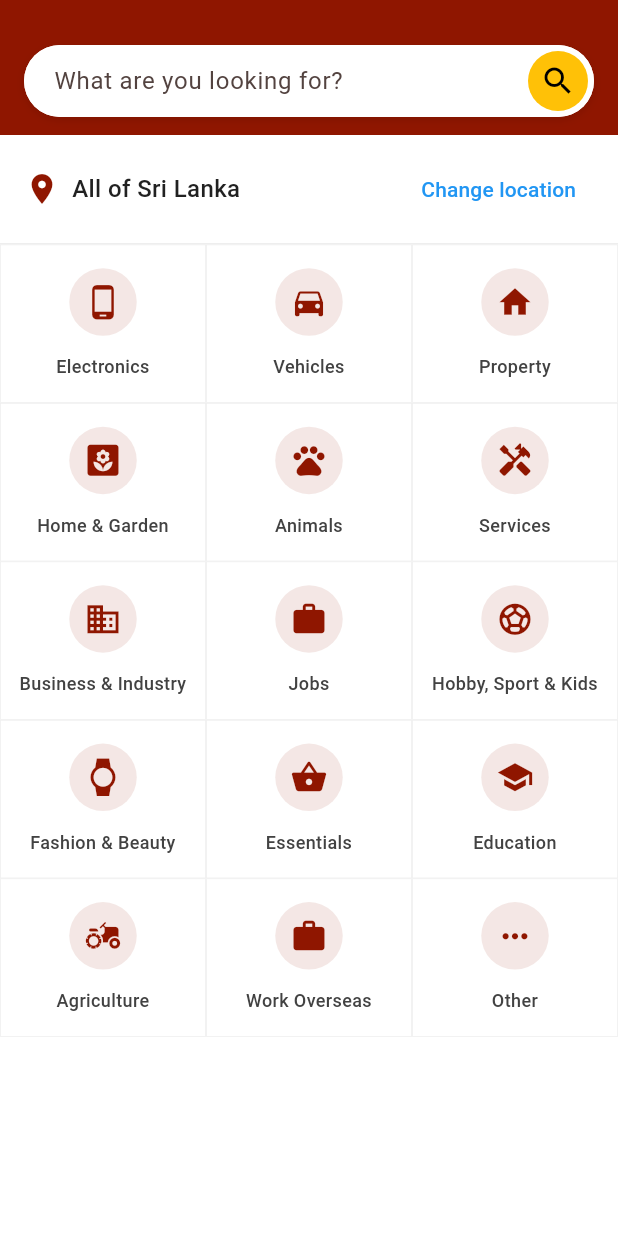
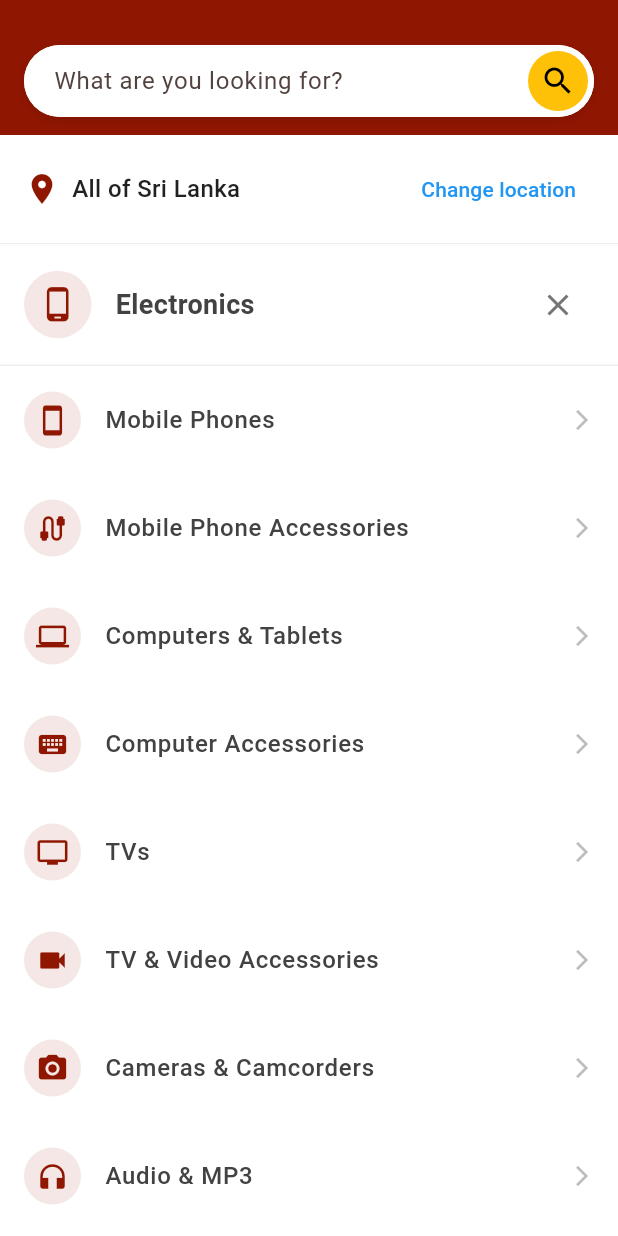
Before and after one commit to Imesh-Madushan-Dev/Yaka-App-Revamp, a Flutter app: the SearchPage screen opened directly, after a tap on "Electronics", on a phone screen of 412 x 824 dp. Run offline on Flutter 3.47's test engine with Material 3 defaults, Android fonts, the light colour scheme and no system bars; our stand-ins replace carousel_slider, icons_plus, image_picker, shared_preferences; accounts and stored records are empty.

Commit message:
feat(search): add navigation to category items page
This commit introduces a new `CategoryItemsPage` and implements navigation to it from the `SearchPage`. The `CategoryItemsPage` displays subcategories and related items for a selected category, enhancing the search functionality by providing a more detailed view of category-specific items.

```diff
--- /dev/null
+++ b/lib/screens/main/serach_page/category_items_page.dart
@@ -0,0 +1,347 @@
+import 'package:flutter/material.dart';
+import 'package:yaka_app/constants/app_colors.dart';
+
+class CategoryItemsPage extends StatefulWidget {
+  final String categoryName;
+  final IconData categoryIcon;
+
+  const CategoryItemsPage({
+    Key? key,
+    required this.categoryName,
+    required this.categoryIcon,
+  }) : super(key: key);
+
+  @override
+  _CategoryItemsPageState createState() => _CategoryItemsPageState();
+}
+
+class _CategoryItemsPageState extends State<CategoryItemsPage> {
+  final TextEditingController _searchController = TextEditingController();
+  final String _currentLocation = "All of Sri Lanka";
+
+  // Sample subcategories for each main category
+  final Map<String, List<Map<String, dynamic>>> _subcategories = {
+    "Electronics": [
+      {"name": "Mobile Phones", "icon": Icons.smartphone},
+      {"name": "Mobile Phone Accessories", "icon": Icons.cable},
+      {"name": "Computers & Tablets", "icon": Icons.computer},
+      {"name": "Computer Accessories", "icon": Icons.keyboard},
+      {"name": "TVs", "icon": Icons.tv},
+      {"name": "TV & Video Accessories", "icon": Icons.videocam},
+      {"name": "Cameras & Camcorders", "icon": Icons.camera_alt},
+      {"name": "Audio & MP3", "icon": Icons.headphones},
+      {"name": "Electronic Home Appliances", "icon": Icons.kitchen},
+      {"name": "Air Conditions & Electrical fittings", "icon": Icons.air},
+      {"name": "Video Games & Consoles", "icon": Icons.videogame_asset},
+      {"name": "Other Electronics", "icon": Icons.devices_other},
+    ],
+    "Vehicles": [
+      {"name": "Cars", "icon": Icons.directions_car},
+      {"name": "Motorcycles", "icon": Icons.motorcycle},
+      {"name": "Vans", "icon": Icons.airport_shuttle},
+      {"name": "Buses", "icon": Icons.directions_bus},
+      {"name": "Trucks", "icon": Icons.local_shipping},
+      {"name": "Auto Parts & Accessories", "icon": Icons.build},
+    ],
+    "Property": [
+      {"name": "Houses", "icon": Icons.home},
+      {"name": "Apartments", "icon": Icons.apartment},
+      {"name": "Land", "icon": Icons.landscape},
+      {"name": "Commercial Property", "icon": Icons.business},
+      {"name": "Rooms", "icon": Icons.hotel},
+      {"name": "Short Term Rentals", "icon": Icons.holiday_village},
+    ],
+    "Home & Garden": [
+      {"name": "Furniture", "icon": Icons.chair},
+      {"name": "Home Appliances", "icon": Icons.microwave},
+      {"name": "Kitchen & Dining", "icon": Icons.kitchen},
+      {"name": "Garden", "icon": Icons.yard},
+      {"name": "Home Decor", "icon": Icons.lightbulb},
+      {"name": "Tools & DIY", "icon": Icons.handyman},
+    ],
+    "Animals": [
+      {"name": "Dogs", "icon": Icons.pets},
+      {"name": "Cats", "icon": Icons.pets},
+      {"name": "Birds", "icon": Icons.flutter_dash},
+      {"name": "Fish", "icon": Icons.water},
+      {"name": "Farm Animals", "icon": Icons.agriculture},
+      {"name": "Pet Accessories", "icon": Icons.shopping_bag},
+    ],
+    "Services": [
+      {"name": "Home Services", "icon": Icons.home_repair_service},
+      {"name": "Professional Services", "icon": Icons.business_center},
+      {"name": "Health & Wellness", "icon": Icons.health_and_safety},
+      {"name": "Education & Training", "icon": Icons.school},
+      {"name": "Events & Entertainment", "icon": Icons.celebration},
+      {"name": "Beauty & Personal Care", "icon": Icons.face},
+      {"name": "Repair & Maintenance", "icon": Icons.build},
+    ],
+    "Business & Industry": [
+      {"name": "Office Supplies", "icon": Icons.inventory_2},
+      {"name": "Industrial Equipment", "icon": Icons.precision_manufacturing},
+      {"name": "Manufacturing", "icon": Icons.factory},
+      {"name": "Construction", "icon": Icons.construction},
+      {"name": "Retail", "icon": Icons.storefront},
+      {"name": "Wholesale", "icon": Icons.inventory},
+    ],
+    "Jobs": [
+      {"name": "IT & Software", "icon": Icons.computer},
+      {"name": "Marketing", "icon": Icons.campaign},
+      {"name": "Sales", "icon": Icons.point_of_sale},
+      {"name": "Customer Service", "icon": Icons.support_agent},
+      {"name": "Finance", "icon": Icons.account_balance},
+      {"name": "Healthcare", "icon": Icons.medical_services},
+      {"name": "Education", "icon": Icons.school},
+      {"name": "Engineering", "icon": Icons.engineering},
+    ],
+    "Hobby, Sport & Kids": [
+      {"name": "Sports Equipment", "icon": Icons.sports_soccer},
+      {"name": "Musical Instruments", "icon": Icons.music_note},
+      {"name": "Books & Magazines", "icon": Icons.book},
+      {"name": "Collectibles", "icon": Icons.collections},
+      {"name": "Toys & Games", "icon": Icons.toys},
+      {"name": "Baby & Kids Items", "icon": Icons.child_care},
+    ],
+    "Fashion & Beauty": [
+      {"name": "Men's Clothing", "icon": Icons.man},
+      {"name": "Women's Clothing", "icon": Icons.woman},
+      {"name": "Shoes", "icon": Icons.hiking},
+      {"name": "Bags & Luggage", "icon": Icons.luggage},
+      {"name": "Jewelry & Watches", "icon": Icons.watch},
+      {"name": "Beauty Products", "icon": Icons.face_retouching_natural},
+    ],
+    "Essentials": [
+      {"name": "Groceries", "icon": Icons.shopping_basket},
+      {"name": "Health & Medicine", "icon": Icons.medical_services},
+      {"name": "Household Supplies", "icon": Icons.cleaning_services},
+      {"name": "Personal Care", "icon": Icons.spa},
+      {"name": "Baby Essentials", "icon": Icons.child_friendly},
+    ],
+    "Education": [
+      {"name": "Textbooks", "icon": Icons.menu_book},
+      {"name": "Courses", "icon": Icons.class_},
+      {"name": "Tutoring", "icon": Icons.person},
+      {"name": "Study Materials", "icon": Icons.note},
+      {"name": "Educational Toys", "icon": Icons.extension},
+    ],
+    "Agriculture": [
+      {"name": "Farm Equipment", "icon": Icons.agriculture},
+      {"name": "Seeds & Plants", "icon": Icons.grass},
+      {"name": "Livestock", "icon": Icons.pets},
+      {"name": "Fertilizers & Pesticides", "icon": Icons.science},
+      {"name": "Irrigation Systems", "icon": Icons.water_drop},
+    ],
+    "Work Overseas": [
+      {"name": "Jobs Abroad", "icon": Icons.flight},
+      {"name": "Visa Services", "icon": Icons.card_membership},
+      {"name": "Recruitment Agencies", "icon": Icons.people},
+      {"name": "Training for Overseas Jobs", "icon": Icons.school},
+      {"name": "Documentation Services", "icon": Icons.description},
+    ],
+    "Other": [
+      {"name": "Miscellaneous Items", "icon": Icons.more_horiz},
+      {"name": "Donations", "icon": Icons.volunteer_activism},
+      {"name": "Lost & Found", "icon": Icons.search},
+      {"name": "Community", "icon": Icons.people},
+      {"name": "Announcements", "icon": Icons.campaign},
+    ],
+  };
+
+  List<Map<String, dynamic>> get _currentSubcategories {
+    return _subcategories[widget.categoryName] ?? [];
+  }
+
+  @override
+  Widget build(BuildContext context) {
+    return Scaffold(
+      backgroundColor: Colors.white,
+      body: Column(
+        children: [
+          _buildSearchHeader(),
+          _buildLocationSelector(),
+          _buildCategoryHeader(),
+          Expanded(
+            child: _buildSubcategoriesList(),
+          ),
+        ],
+      ),
+    );
+  }
+
+  Widget _buildSearchHeader() {
+    return Container(
+      padding: EdgeInsets.symmetric(horizontal: 16, vertical: 12),
+      color: AppColors.primaryColor,
+      child: Column(
+        children: [
+          const SizedBox(
+            height: 18,
+          ),
+          Container(
+            decoration: BoxDecoration(
+              color: Colors.white,
+              borderRadius: BorderRadius.circular(50),
+              boxShadow: [
+                BoxShadow(
+                  color: Colors.black.withOpacity(0.1),
+                  blurRadius: 4,
+                  offset: Offset(0, 2),
+                ),
+              ],
+            ),
+            child: TextField(
+              controller: _searchController,
+              decoration: InputDecoration(
+                hintText: "What are you looking for?",
+                suffixIcon: Container(
+                  margin: EdgeInsets.all(4),
+                  decoration: BoxDecoration(
+                    color: Colors.amber,
+                    shape: BoxShape.circle,
+                  ),
+                  child: Icon(Icons.search, color: Colors.black),
+                ),
+                border: OutlineInputBorder(
+                  borderRadius: BorderRadius.circular(50),
+                  borderSide: BorderSide.none,
+                ),
+                filled: true,
+                fillColor: Colors.white,
+                contentPadding:
+                    EdgeInsets.symmetric(vertical: 12, horizontal: 16),
+              ),
+            ),
+          ),
+        ],
+      ),
+    );
+  }
+
+  Widget _buildLocationSelector() {
+    return Container(
+      padding: EdgeInsets.symmetric(horizontal: 16, vertical: 12),
+      decoration: BoxDecoration(
+        color: Colors.white,
+        border: Border(
+          bottom: BorderSide(color: Colors.grey[200]!, width: 1),
+        ),
+      ),
+      child: Row(
+        children: [
+          Icon(Icons.location_on, color: AppColors.primaryColor),
+          SizedBox(width: 8),
+          Text(
+            _currentLocation,
+            style: TextStyle(
+              fontSize: 16,
+              fontWeight: FontWeight.w500,
+              color: AppColors.onSurfaceColor,
+            ),
+          ),
+          Spacer(),
+          TextButton(
+            onPressed: () {
+              // Change location logic
+            },
+            child: Text(
+              "Change location",
+              style: TextStyle(
+                color: Colors.blue,
+                fontSize: 14,
+                fontWeight: FontWeight.w500,
+              ),
+            ),
+          ),
+        ],
+      ),
+    );
+  }
+
+  Widget _buildCategoryHeader() {
+    return Container(
+      padding: EdgeInsets.all(16),
+      decoration: BoxDecoration(
+        color: Colors.white,
+        border: Border(
+          bottom: BorderSide(color: Colors.grey[200]!, width: 1),
+        ),
+      ),
+      child: Row(
+        children: [
+          Container(
+            padding: EdgeInsets.all(10),
+            decoration: BoxDecoration(
+              color: AppColors.primaryColor.withOpacity(0.1),
+              shape: BoxShape.circle,
+            ),
+            child: Icon(
+              widget.categoryIcon,
+              color: AppColors.primaryColor,
+              size: 25,
+            ),
+          ),
+          SizedBox(width: 16),
+          Text(
+            widget.categoryName,
+            style: TextStyle(
+              fontSize: 18,
+              fontWeight: FontWeight.bold,
+              color: Colors.grey[800],
+            ),
+          ),
+          Spacer(),
+          IconButton(
+            icon: Icon(Icons.close, color: Colors.grey[600]),
+            onPressed: () {
+              Navigator.pop(context);
+            },
+          ),
+        ],
+      ),
+    );
+  }
+
+  Widget _buildSubcategoriesList() {
+    return ListView.builder(
+      itemCount: _currentSubcategories.length,
+      itemBuilder: (context, index) {
+        final subcategory = _currentSubcategories[index];
+        return ListTile(
+          leading: Container(
+            padding: EdgeInsets.all(8),
+            decoration: BoxDecoration(
+              color: AppColors.primaryColor.withOpacity(0.1),
+              shape: BoxShape.circle,
+            ),
+            child: Icon(
+              subcategory["icon"] as IconData,
+              color: AppColors.primaryColor,
+              size: 22,
+            ),
+          ),
+          title: Text(
+            subcategory["name"] as String,
+            style: TextStyle(
+              fontSize: 16,
+              fontWeight: FontWeight.w500,
+              color: Colors.grey[800],
+            ),
+          ),
+          trailing: Icon(Icons.arrow_forward_ios, size: 16, color: Colors.grey[400]),
+          onTap: () {
+            // Navigate to subcategory search results
+            // You can implement this later
+          },
+          contentPadding: EdgeInsets.symmetric(horizontal: 16, vertical: 8),
+          tileColor: Colors.white,
+        );
+      },
+    );
+  }
+
+  @override
+  void dispose() {
+    _searchController.dispose();
+    super.dispose();
+  }
+}
--- a/lib/screens/main/serach_page/search_page.dart
+++ b/lib/screens/main/serach_page/search_page.dart
@@ -1,5 +1,6 @@
 import 'package:flutter/material.dart';
 import 'package:yaka_app/constants/app_colors.dart';
+import 'package:yaka_app/screens/main/serach_page/category_items_page.dart';
 
 class SearchPage extends StatefulWidget {
   const SearchPage({super.key});
@@ -155,6 +156,15 @@ class _SearchPageState extends State<SearchPage> {
     return InkWell(
       onTap: () {
         // Navigate to category search results
+        Navigator.push(
+          context,
+          MaterialPageRoute(
+            builder: (context) => CategoryItemsPage(
+              categoryName: name,
+              categoryIcon: icon,
+            ),
+          ),
+        );
       },
       child: Container(
         decoration: BoxDecoration(
```
